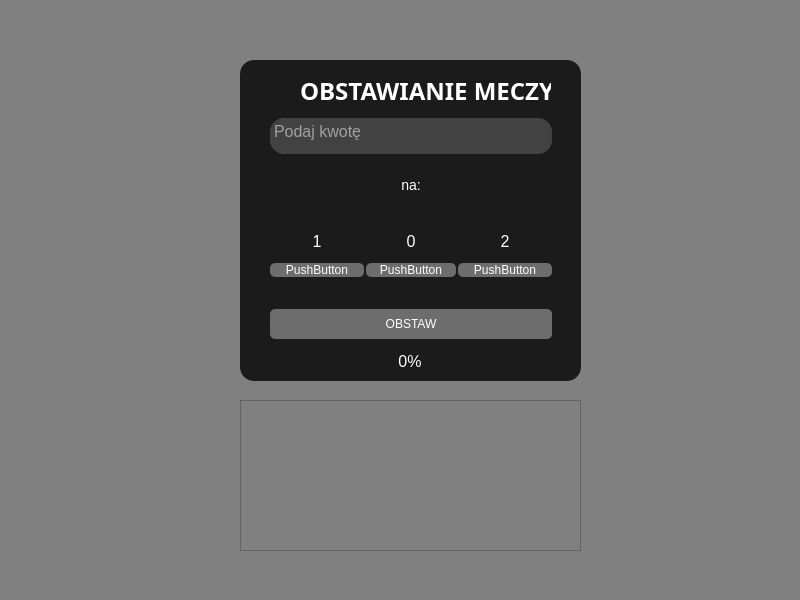
Above: mainwindow.ui from danielbednarz/betting-app before the change. Below: the same form after it.
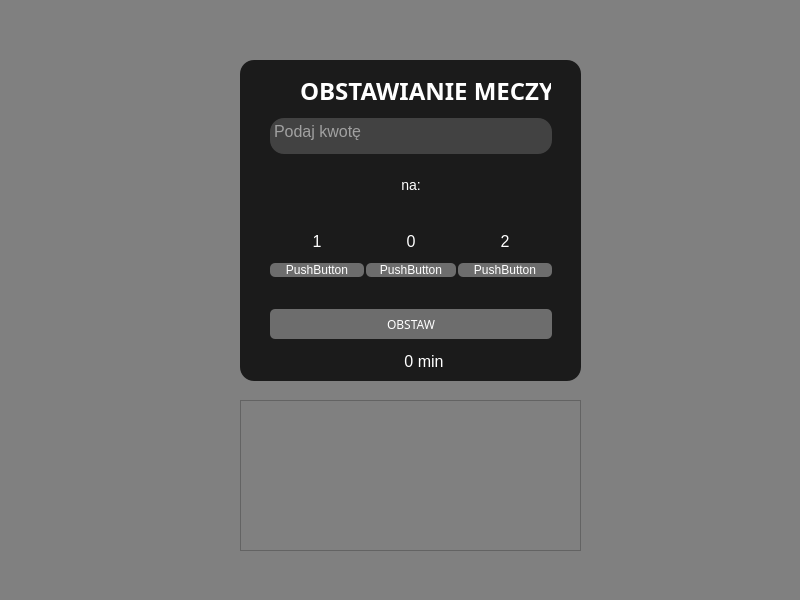
That is the form after the change.

```diff
--- a/mainwindow.ui
+++ b/mainwindow.ui
@@ -10,6 +10,12 @@
     <height>600</height>
    </rect>
   </property>
+  <property name="font">
+   <font>
+    <family>Segoe UI Variable</family>
+    <pointsize>11</pointsize>
+   </font>
+  </property>
   <property name="windowTitle">
    <string>BettingApp</string>
   </property>
@@ -371,6 +377,7 @@
         </property>
         <property name="font">
          <font>
+          <family>Segoe UI Variable</family>
           <pointsize>-1</pointsize>
          </font>
         </property>
@@ -482,9 +489,9 @@
     <widget class="QProgressBar" name="progressBar">
      <property name="geometry">
       <rect>
-       <x>20</x>
+       <x>44</x>
        <y>290</y>
-       <width>301</width>
+       <width>281</width>
        <height>23</height>
       </rect>
      </property>
@@ -495,17 +502,17 @@
     margin: 0.5px;
 }</string>
      </property>
+     <property name="maximum">
+      <number>100</number>
+     </property>
      <property name="value">
       <number>0</number>
      </property>
      <property name="alignment">
       <set>Qt::AlignCenter</set>
      </property>
-     <property name="textVisible">
-      <bool>true</bool>
-     </property>
-     <property name="orientation">
-      <enum>Qt::Horizontal</enum>
+     <property name="format">
+      <string>%p min</string>
      </property>
     </widget>
    </widget>
@@ -528,7 +535,7 @@
     <property name="geometry">
      <rect>
       <x>110</x>
-      <y>60</y>
+      <y>70</y>
       <width>47</width>
       <height>81</height>
      </rect>
@@ -547,8 +554,8 @@
    <widget class="QLabel" name="team_2_score">
     <property name="geometry">
      <rect>
-      <x>650</x>
-      <y>60</y>
+      <x>660</x>
+      <y>70</y>
       <width>47</width>
       <height>81</height>
      </rect>
```
Left out of the diff: 108 changed lines with no effect on the pictures.
